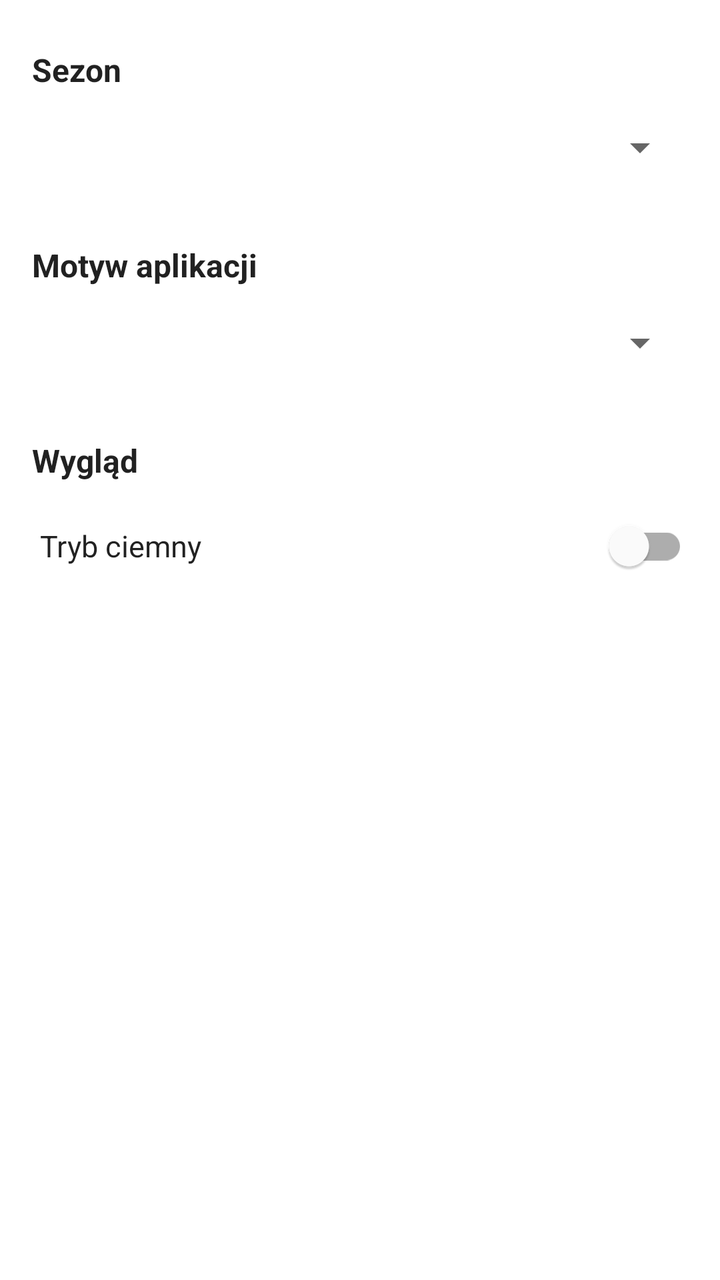
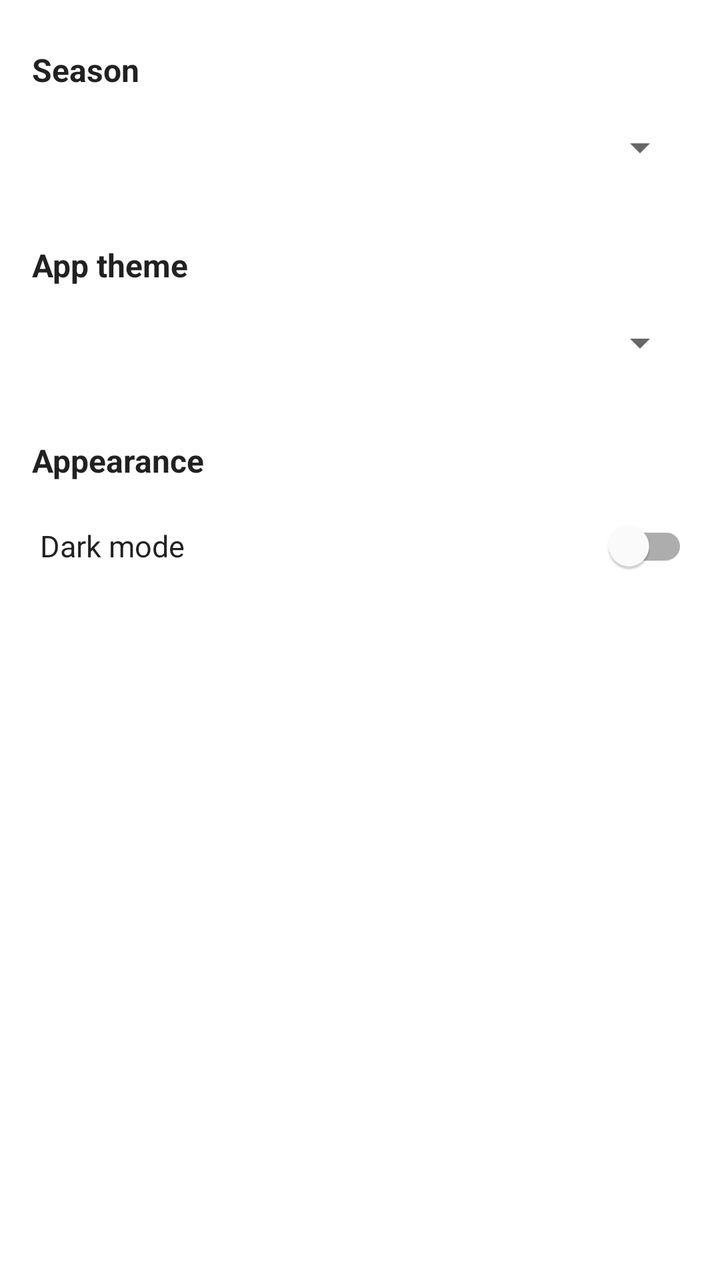

Screens rendered from an Android XML layout before and after an edit, with the pre-edit source and the edit as a unified diff.
<!-- AndroidManifest.xml: application theme Theme.F1Info -->
<!-- res/layout/activity_settings.xml -->
<?xml version="1.0" encoding="utf-8"?>
<LinearLayout xmlns:android="http://schemas.android.com/apk/res/android"
    xmlns:tools="http://schemas.android.com/tools"
    xmlns:app="http://schemas.android.com/apk/res-auto"
    android:layout_width="match_parent"
    android:layout_height="match_parent"
    android:padding="16dp"
    android:orientation="vertical">

    
    <TextView
        android:layout_width="match_parent"
        android:layout_height="wrap_content"
        android:text="Sezon"
        android:textSize="16sp"
        android:textStyle="bold"
        android:textColor="?android:textColorPrimary"
        android:layout_marginTop="8dp"
        android:layout_marginBottom="4dp"
        tools:ignore="HardcodedText" />

    <Spinner
        android:id="@+id/seasonSelector"
        android:layout_width="match_parent"
        android:layout_height="48dp"
        android:spinnerMode="dropdown" />

    
    <TextView
        android:layout_width="match_parent"
        android:layout_height="wrap_content"
        android:text="Motyw aplikacji"
        android:textSize="16sp"
        android:textStyle="bold"
        android:textColor="?android:textColorPrimary"
        android:layout_marginTop="24dp"
        android:layout_marginBottom="4dp"
        tools:ignore="HardcodedText" />

    <Spinner
        android:id="@+id/teamSelector"
        android:layout_width="match_parent"
        android:layout_height="48dp"
        android:spinnerMode="dropdown" />

    
    <TextView
        android:layout_width="match_parent"
        android:layout_height="wrap_content"
        android:text="Wygląd"
        android:textSize="16sp"
        android:textStyle="bold"
        android:textColor="?android:textColorPrimary"
        android:layout_marginTop="24dp"
        android:layout_marginBottom="4dp"
        tools:ignore="HardcodedText" />

    <LinearLayout
        android:layout_width="match_parent"
        android:layout_height="wrap_content"
        android:orientation="horizontal"
        android:gravity="center_vertical"
        android:paddingTop="4dp"
        android:paddingBottom="4dp">

        <TextView
            android:layout_width="0dp"
            android:layout_weight="1"
            android:layout_height="wrap_content"
            android:layout_marginStart="4dp"
            android:text="Tryb ciemny"
            android:textSize="15sp"
            android:textColor="?android:textColorPrimary"
            tools:ignore="HardcodedText" />

        <com.google.android.material.switchmaterial.SwitchMaterial
            android:id="@+id/switchDarkMode"
            android:layout_width="wrap_content"
            android:layout_height="wrap_content"
            android:textColor="?android:textColorPrimary"
            app:useMaterialThemeColors="true"
            tools:ignore="HardcodedText" />
    </LinearLayout>
</LinearLayout>
<!-- resources referenced by this layout -->
<resources>
  <style name="Theme.F1Info" parent="Theme.MaterialComponents.DayNight.NoActionBar">
          
          <item name="colorPrimary">@color/default_primary</item>
          <item name="colorPrimaryVariant">@color/default_primary</item>
          <item name="colorOnPrimary">@android:color/white</item>
  
          
          <item name="colorSecondary">@color/default_primary</item>
          <item name="colorSecondaryVariant">@color/default_primary</item>
          <item name="colorOnSecondary">@android:color/white</item>
  
          
          <item name="android:statusBarColor">?attr/colorPrimaryVariant</item>
      </style>
  <color name="default_primary">#121212</color>
</resources>

<!-- the commit's change to res/layout/activity_settings.xml (unified diff, before → after) -->
@@ -11,7 +11,7 @@
     <TextView
         android:layout_width="match_parent"
         android:layout_height="wrap_content"
-        android:text="Sezon"
+        android:text="Season"
         android:textSize="16sp"
         android:textStyle="bold"
         android:textColor="?android:textColorPrimary"
@@ -29,7 +29,7 @@
     <TextView
         android:layout_width="match_parent"
         android:layout_height="wrap_content"
-        android:text="Motyw aplikacji"
+        android:text="App theme"
         android:textSize="16sp"
         android:textStyle="bold"
         android:textColor="?android:textColorPrimary"
@@ -47,7 +47,7 @@
     <TextView
         android:layout_width="match_parent"
         android:layout_height="wrap_content"
-        android:text="Wygląd"
+        android:text="Appearance"
         android:textSize="16sp"
         android:textStyle="bold"
         android:textColor="?android:textColorPrimary"
@@ -68,7 +68,7 @@
             android:layout_weight="1"
             android:layout_height="wrap_content"
             android:layout_marginStart="4dp"
-            android:text="Tryb ciemny"
+            android:text="Dark mode"
             android:textSize="15sp"
             android:textColor="?android:textColorPrimary"
             tools:ignore="HardcodedText" />
